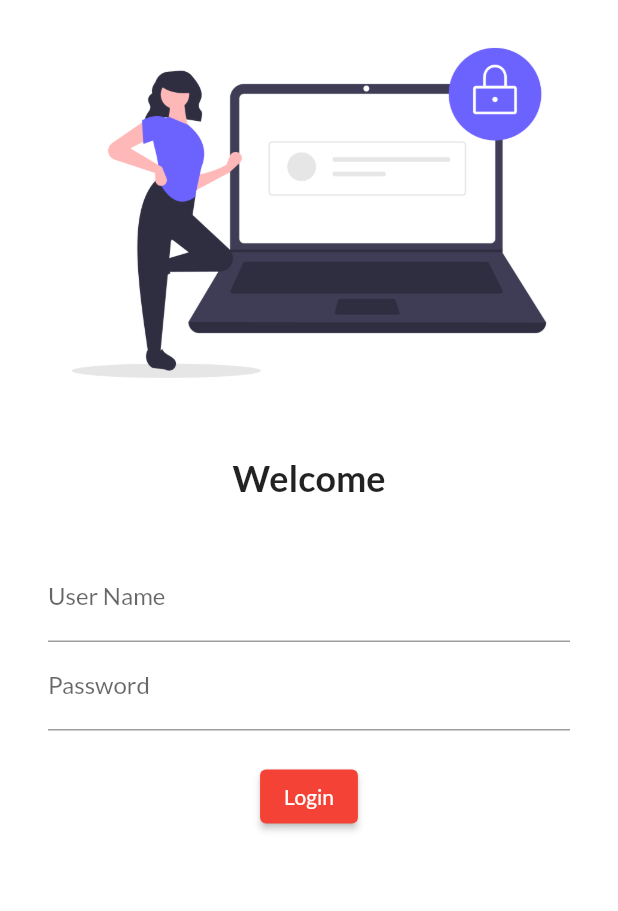
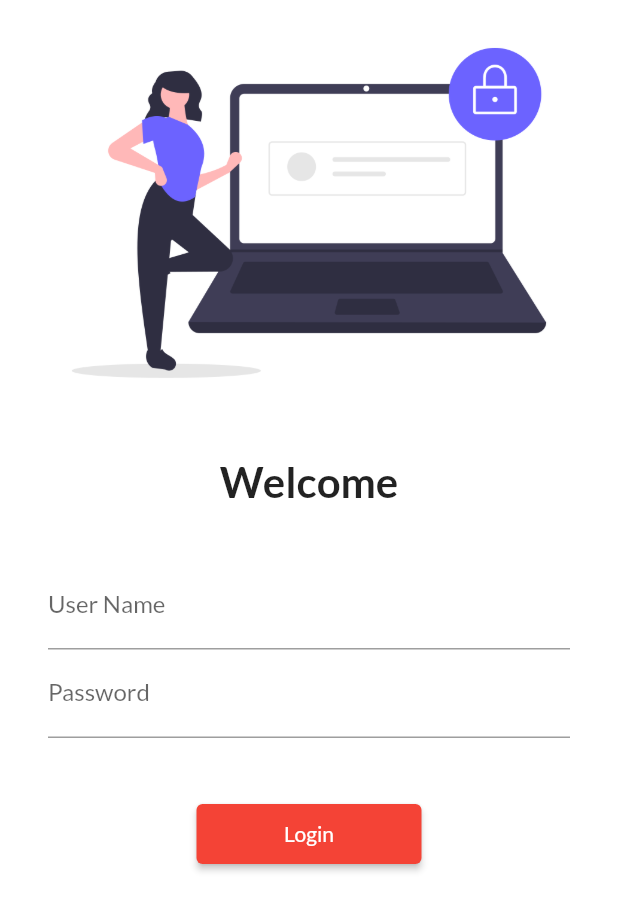
Before and after one commit to kmrityu/FlutterTutorial, a Flutter app: the screen it shows after launch, on a phone screen of 412 x 824 dp. Shown: the top 911 px of the screen. Run offline on Flutter 3.47's test engine with Material 2 defaults, Android fonts, the phone set to English and light mode, and no system bars; our stand-ins replace google_fonts.

Commit message:
Day 5 completed

```diff
--- a/lib/Pages/login_page.dart
+++ b/lib/Pages/login_page.dart
@@ -1,4 +1,5 @@
 import 'package:flutter/material.dart';
+import 'package:flutter_catalog/utils/routes.dart';
 
 class LoginPage extends StatelessWidget {
   const LoginPage({Key? key}) : super(key: key);
@@ -7,11 +8,13 @@ class LoginPage extends StatelessWidget {
   Widget build(BuildContext context) {
     return Material(
         color: Colors.white,
+        child: SingleChildScrollView(
           child: Column(
             children: [
               Image.asset(
                 "assets/Images/login_image.png",
                 fit: BoxFit.cover,
+                //height: 500,
               ),
               SizedBox(
                 height: 20.0,
@@ -19,7 +22,7 @@ class LoginPage extends StatelessWidget {
               Text(
                 "Welcome",
                 style: TextStyle(
-                fontSize: 24,
+                  fontSize: 28,
                   fontWeight: FontWeight.bold,
                 ),
               ),
@@ -41,19 +44,21 @@ class LoginPage extends StatelessWidget {
                           hintText: "Enter Password", labelText: "Password"),
                     ),
                     SizedBox(
-                    height: 20.0,
+                      height: 40.0,
                     ),
                     ElevatedButton(
                       onPressed: () {
                         print("Hi Code Pur");
+                        Navigator.pushNamed(context, MyRoutes.homeRoutes);
                       },
                       child: Text("Login"),
-                    style: TextButton.styleFrom(),
+                      style: TextButton.styleFrom(minimumSize: Size(150, 40)),
                     ),
                   ],
                 ),
               )
             ],
+          ),
         ));
   }
 }
--- a/lib/main.dart
+++ b/lib/main.dart
@@ -1,6 +1,7 @@
 import 'package:flutter/material.dart';
 import 'package:flutter_catalog/home_page.dart';
 import 'package:flutter_catalog/Pages/login_page.dart';
+import 'package:flutter_catalog/utils/routes.dart';
 import 'package:google_fonts/google_fonts.dart';
 
 void main() {
@@ -19,11 +20,12 @@ class MyApp extends StatelessWidget {
           fontFamily: GoogleFonts.lato().fontFamily,
           primaryTextTheme: GoogleFonts.latoTextTheme()),
       darkTheme: ThemeData(brightness: Brightness.dark),
+      debugShowCheckedModeBanner: false,
       //initialRoute: "/home",
       routes: {
         "/": (context) => LoginPage(),
-        "/home": (context) => HomePage(),
-        "/login": (context) => LoginPage()
+        MyRoutes.homeRoutes: (context) => HomePage(),
+        MyRoutes.loginRoutes: (context) => LoginPage()
       },
     );
   }
--- /dev/null
+++ b/lib/utils/routes.dart
@@ -0,0 +1,5 @@
+class MyRoutes {
+  static String loginRoutes = "/login";
+    static String homeRoutes = "/home";
+
+}
```
Lines whose indentation alone changed are shown as unchanged.
